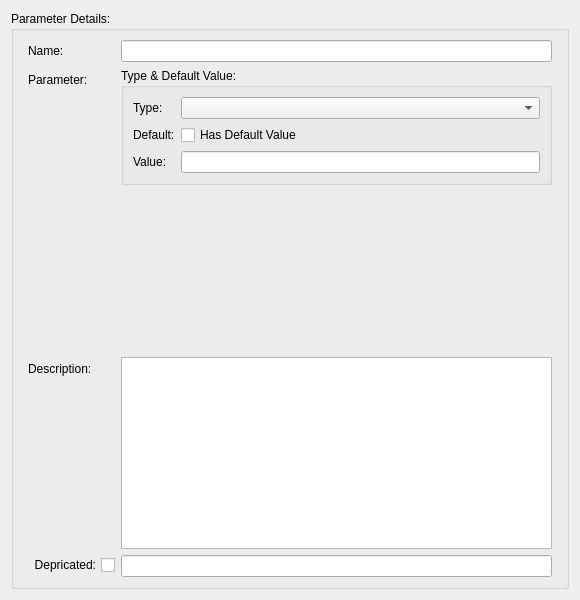
aregtech/areg-sdk-tools, file sources/lusan/view/si/ui/SIMethodParamDetails.ui: the form before one commit.
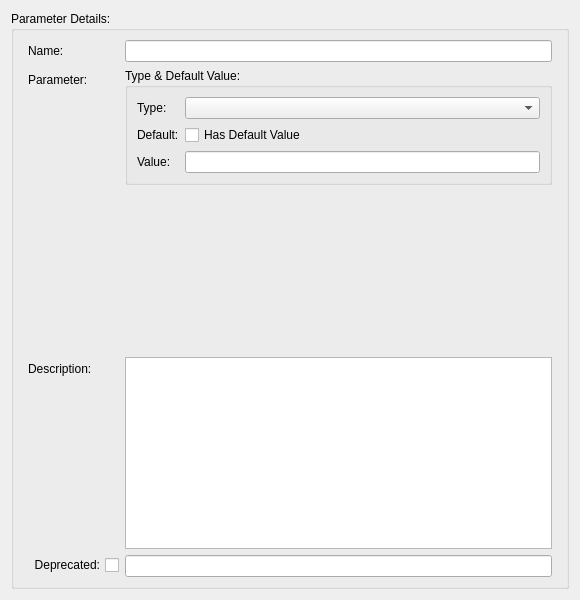
The form after the commit.

Patch:
```diff
--- a/sources/lusan/view/si/ui/SIMethodParamDetails.ui
+++ b/sources/lusan/view/si/ui/SIMethodParamDetails.ui
@@ -147,7 +147,7 @@
            <enum>Qt::LayoutDirection::RightToLeft</enum>
           </property>
           <property name="text">
-           <string>Depricated:</string>
+           <string>Deprecated:</string>
           </property>
          </widget>
         </item>
```
Left out of the diff: 8 changed lines with no effect on the pictures.
